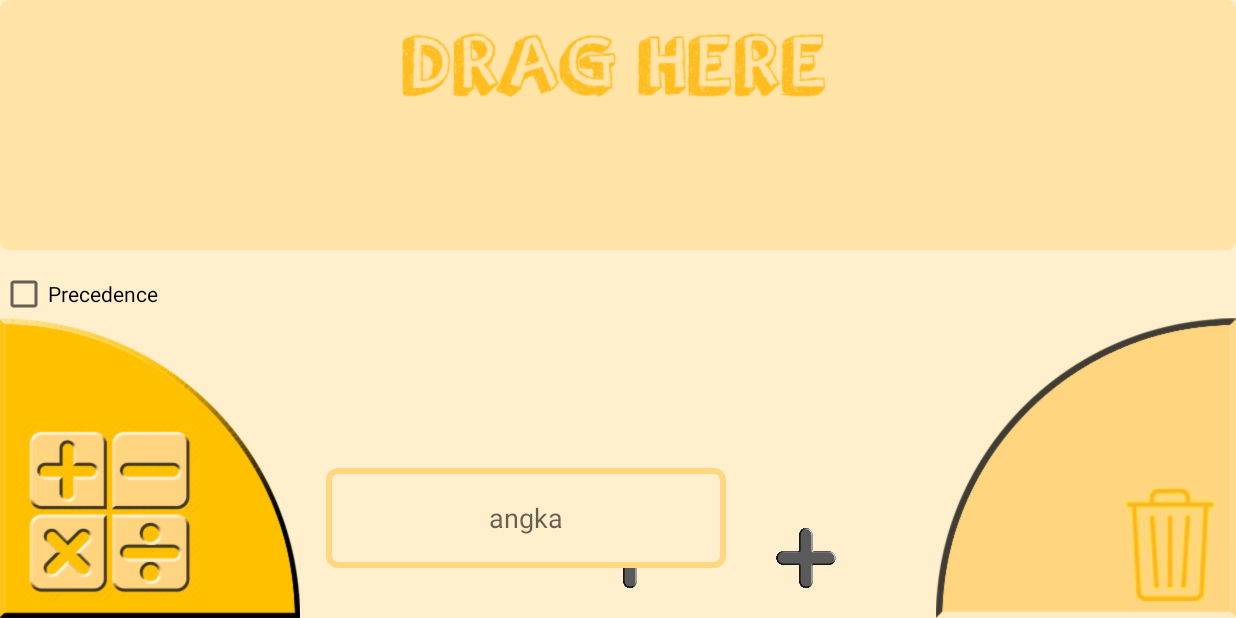
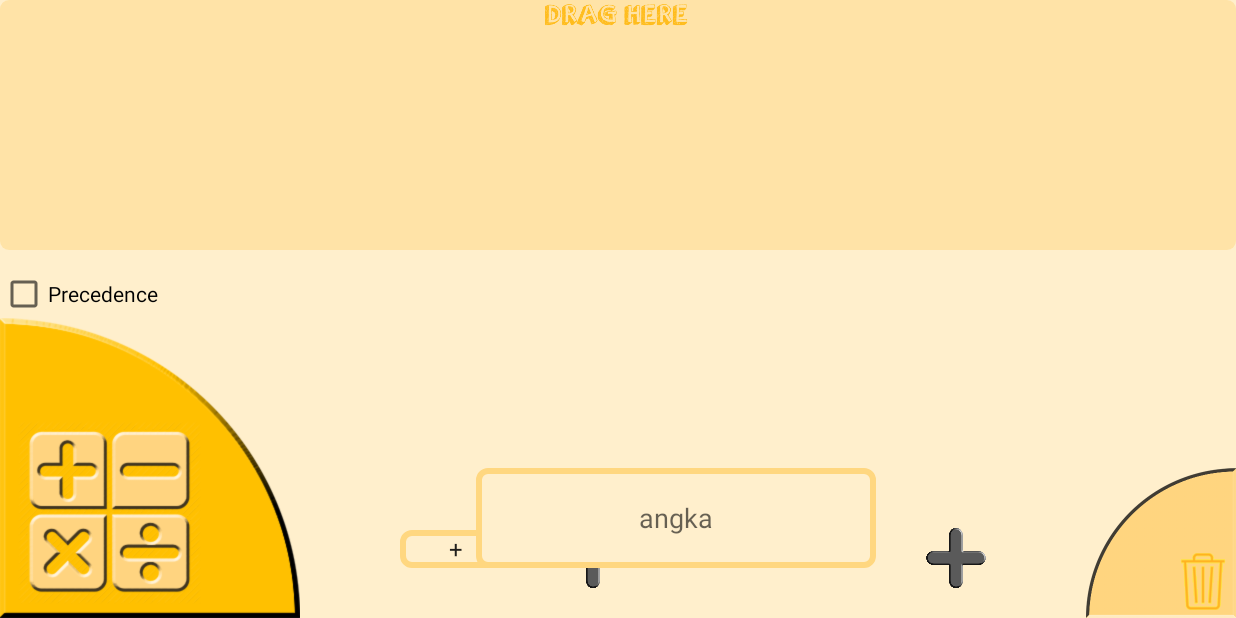
Before and after one commit to vgnaruto/PBD-CALCULATOR, an Android app: the screen it shows after launch (MainActivity), on a phone screen of 824 x 412 dp (held sideways). Run offline under Robolectric (Android 15) with nearby library versions, the phone set to English and light mode, and no system bars.

Commit message:
Benerin layout

```diff
--- a/Calculator/app/src/main/res/layout/activity_calculator.xml
+++ b/Calculator/app/src/main/res/layout/activity_calculator.xml
@@ -12,8 +12,8 @@
 
     <ImageView
         android:id="@+id/trash_zone"
-        android:layout_width="300px"
-        android:layout_height="300px"
+        android:layout_width="100dp"
+        android:layout_height="100dp"
         android:layout_alignParentBottom="true"
         android:layout_alignParentRight="true"
         android:src="@drawable/trash_zone" />
@@ -26,16 +26,16 @@
         android:textAlignment="center"/>
 
     <ImageView
-        android:layout_width="500px"
-        android:layout_height="200px"
+        android:layout_width="150dp"
+        android:layout_height="35dp"
         android:layout_centerHorizontal="true"
         android:layout_alignParentTop="true"
         android:src="@drawable/drag_here"/>
 
     <Spinner
         android:id="@+id/sOperator"
-        android:layout_width="150px"
-        android:layout_height="100px"
+        android:layout_width="75dp"
+        android:layout_height="25dp"
         android:layout_alignParentBottom="true"
         android:layout_toRightOf="@id/bCalculate"
         android:layout_marginLeft="100px"
```
